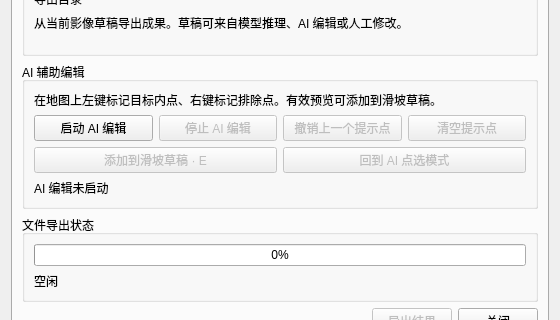
Qt form land_cover_classification/land_cover_classification_dialog_base.ui (ZDongFan/semantic_segmentation) before a commit; both pictures show x 0 to 560 and y 113 to 433 of the 560 by 610 pixel window.
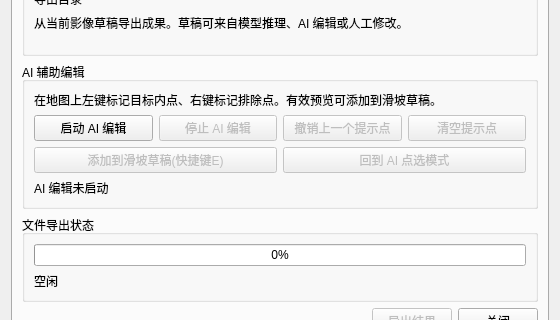
The same form after that commit. The open tabs and pages were chosen to show the change. Custom widgets are drawn as their Qt base class.

Commit message: 界面改动: 1.项目页签下 预览当前成果属性 按钮 文字内容改为 预览当前滑坡列表 点击后弹窗中 常用字段添加经纬度显示 2.把左上角当前工作改成当前项目 3.删除 更换影像/查看详情 和 模型管理与详情 按钮 并把那些默认隐藏的东西展示出来 4.导出页签中 导出目录默认选择创建项目中选中文件夹下的output目录如果没有则需新建 5.草稿编辑页签下 添加到滑坡草稿.E 按钮 内容改成 添加到滑坡草稿(快捷键E);项目页签下 管理影像... 按钮 中文字内容改成管理影像 点击管理影像弹出的窗口中 重新定位影像... 和 更新DEM... 按钮文字内容也删除这三个点 6.草稿编辑页签下 填充+轮廓这种草稿展示模式的选择删除，不透明度的选择也删除。 定位选中对象 按钮文字改为放大当前选中滑坡

```diff
--- a/land_cover_classification/land_cover_classification_dialog_base.ui
+++ b/land_cover_classification/land_cover_classification_dialog_base.ui
@@ -448,7 +448,7 @@
              <bool>false</bool>
             </property>
             <property name="text">
-             <string>添加到滑坡草稿 · E</string>
+             <string>添加到滑坡草稿(快捷键E)</string>
             </property>
            </widget>
           </item>
```
The commit also changes 8 other files.
